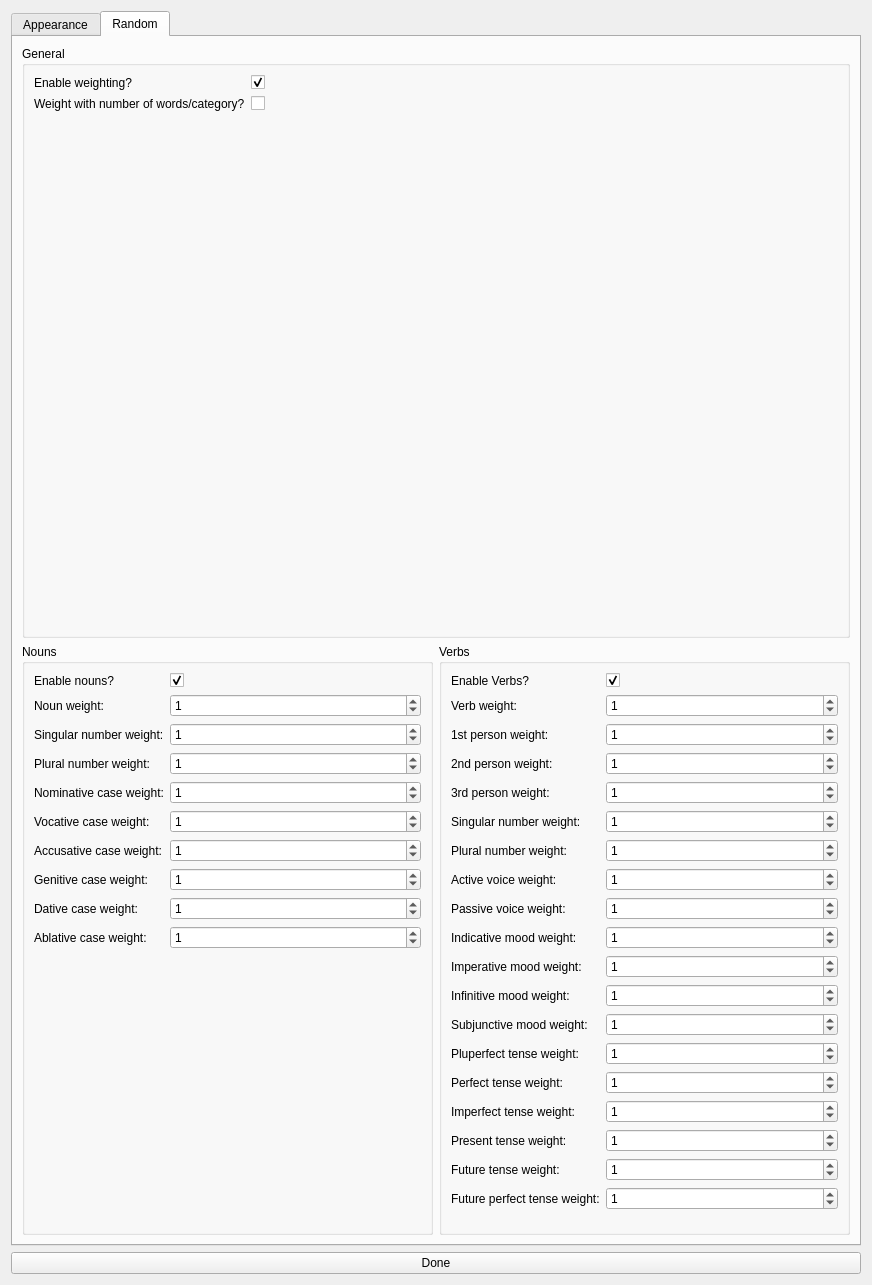
Above: settingsWindow/settingswindow.ui from 3DProgrammer/examinatio-verborum before the change. Below: the same form after it.
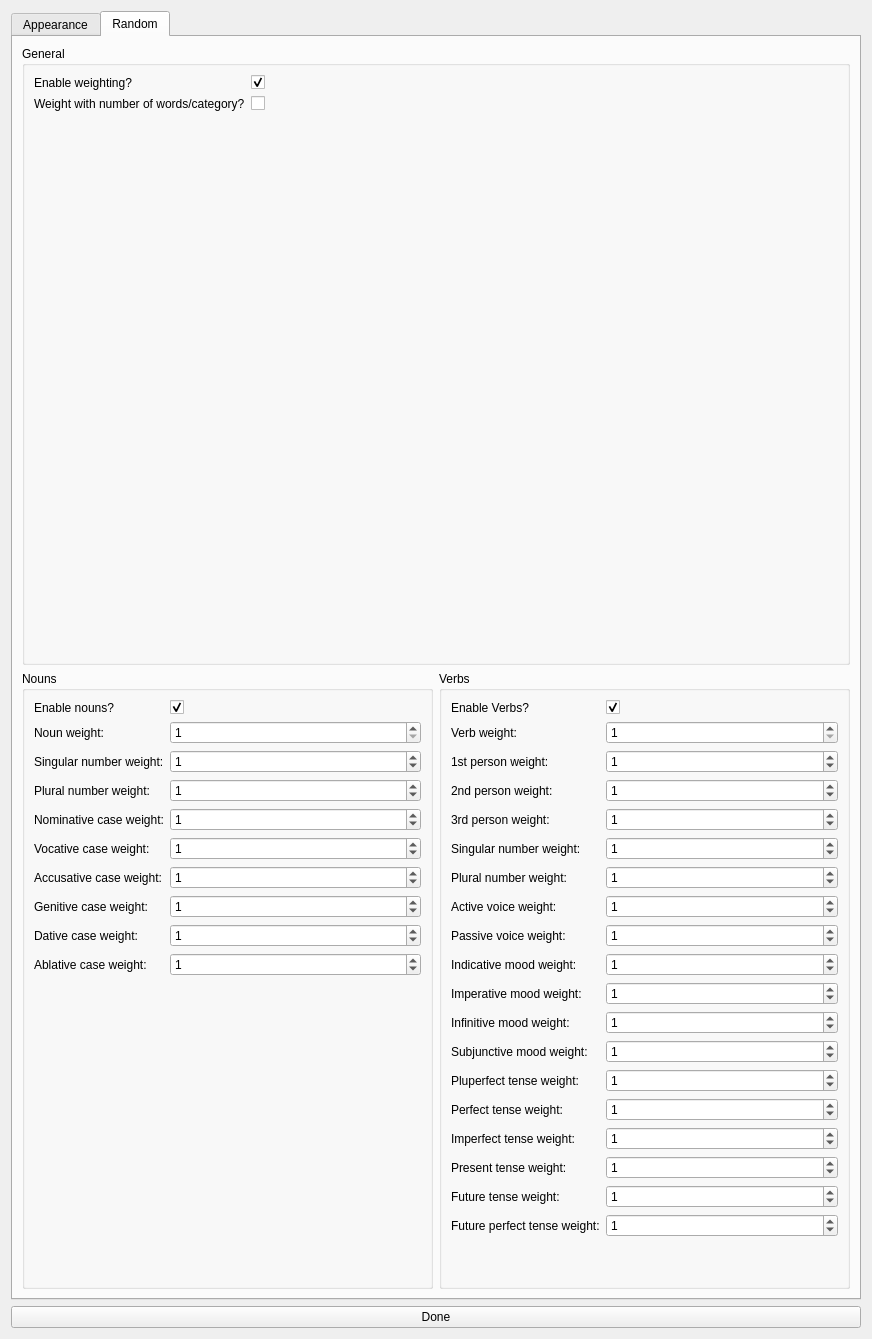
That is the form after the change.

Commit message: No zero-weighting.

The edit to the form file:
```diff
--- a/settingsWindow/settingswindow.ui
+++ b/settingsWindow/settingswindow.ui
@@ -7,7 +7,7 @@
     <x>0</x>
     <y>0</y>
     <width>872</width>
-    <height>1285</height>
+    <height>1339</height>
    </rect>
   </property>
   <property name="windowTitle">
@@ -253,6 +253,9 @@
             </item>
             <item row="1" column="1">
              <widget class="QSpinBox" name="n_w">
+              <property name="minimum">
+               <number>1</number>
+              </property>
               <property name="value">
                <number>1</number>
               </property>
@@ -531,6 +534,9 @@
             </item>
             <item row="1" column="1">
              <widget class="QSpinBox" name="v_w">
+              <property name="minimum">
+               <number>1</number>
+              </property>
               <property name="value">
                <number>1</number>
               </property>
```
